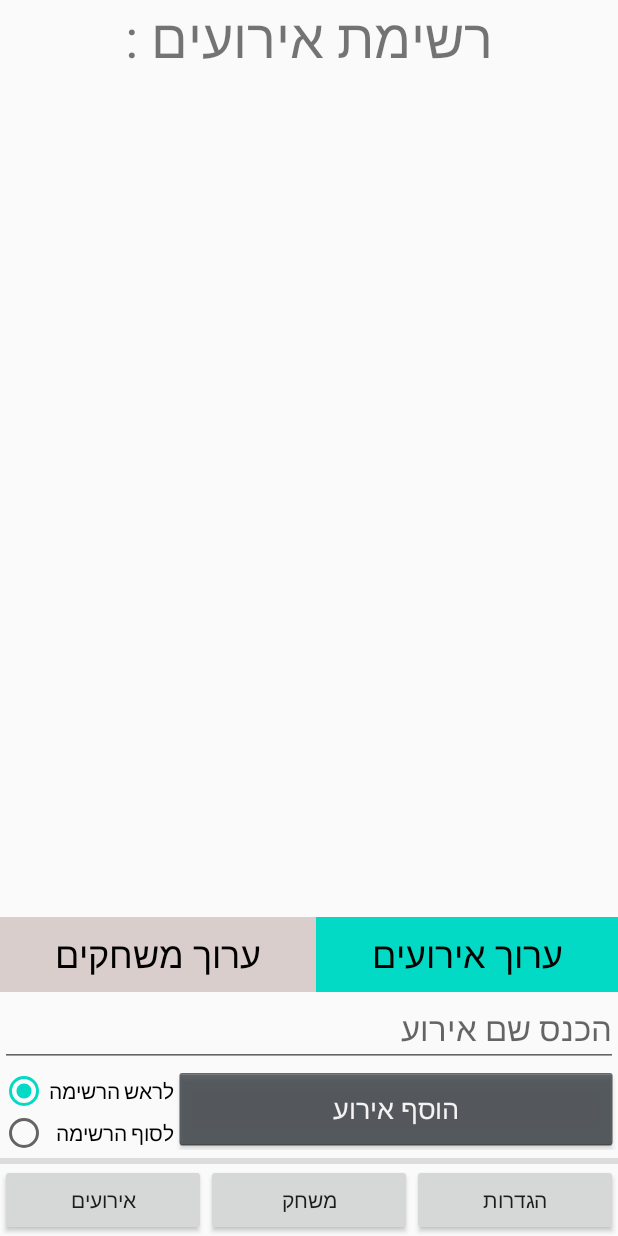
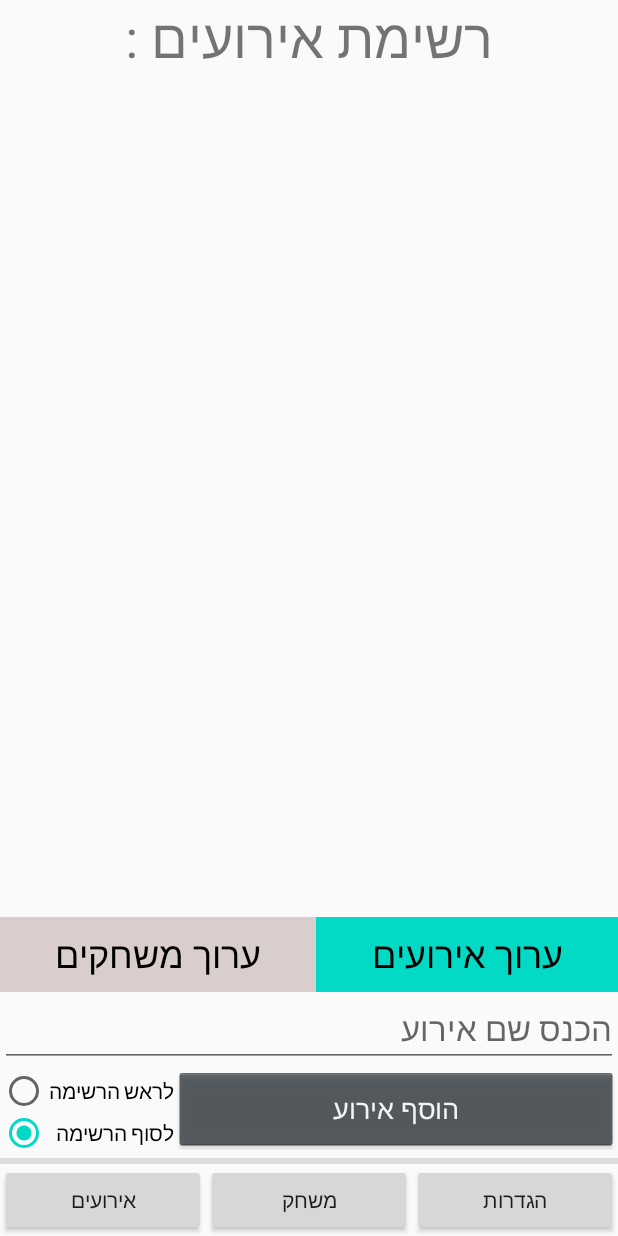
Before and after one commit to ran1400/soccerAnalysis, an Android app: the fragment SettingFragment placed in its activity, on a phone screen of 412 x 824 dp. Run offline under Robolectric (Android 15) with nearby library versions, the phone set to English and light mode, and no system bars.

Commit message:
initial commit

```diff
--- a/app/src/main/java/ran/tmpTest/GameFragment.java
+++ b/app/src/main/java/ran/tmpTest/GameFragment.java
@@ -49,7 +49,7 @@ public class GameFragment extends Fragment
     {
         view = inflater.inflate(R.layout.fragment_game, container, false);
         AppData.gameFragment = this;
-        chooseGame = view.findViewById(R.id.dropDownList);
+        chooseGame = view.findViewById(R.id.choseGameDropDownList);
         scrollViewLayout = view.findViewById(R.id.scrollViewLayout);
         createDropDownList();
         setScrollSize();
--- a/app/src/main/java/ran/tmpTest/SettingFragment.java
+++ b/app/src/main/java/ran/tmpTest/SettingFragment.java
@@ -8,6 +8,7 @@ import android.view.LayoutInflater;
 import android.view.View;
 import android.view.ViewGroup;
 import android.widget.Button;
+import android.widget.EditText;
 import android.widget.RadioGroup;
 import android.widget.TextView;
 import android.widget.Toast;
@@ -18,7 +19,7 @@ import androidx.recyclerview.widget.ItemTouchHelper;
 import androidx.recyclerview.widget.RecyclerView;
 
 import ran.tmpTest.sharedData.AppData;
-import ran.tmpTest.utils.DragAndDropList;
+import ran.tmpTest.utils.lists.DragAndDropList;
 import ran.tmpTest.utils.Game;
 
 import java.util.Collections;
@@ -28,21 +29,22 @@ import java.util.List;
 public class SettingFragment extends Fragment
 {
     static View view;
-    RadioGroup selectList,whereToadd;
+    RadioGroup selectListRadioGroup, addToTopOrBottomRadioGroup;
     Button addBtn,deleteBtn,editBtn;
     RecyclerView eventsListView,gamesListView;
     DragAndDropList eventsList,gamesList,crntList;
+    TextView headerTextView;
 
-    TextView header, eventOrGameEditText;
+    EditText eventOrGameEditText;
 
     @Override
     public View onCreateView(LayoutInflater inflater, ViewGroup container,Bundle savedInstanceState)
     {
         view = inflater.inflate(R.layout.fragment_setting, container, false);
         AppData.settingFragment = this;
-        selectList = view.findViewById(R.id.selectList);
-        whereToadd = view.findViewById(R.id.whereToAdd);
-        header = view.findViewById(R.id.topHeader);
+        selectListRadioGroup = view.findViewById(R.id.selectList);
+        addToTopOrBottomRadioGroup = view.findViewById(R.id.whereToAdd);
+        headerTextView = view.findViewById(R.id.topHeader);
         eventOrGameEditText = view.findViewById(R.id.eventOrGameEditText);
         deleteBtn = view.findViewById(R.id.delete);
         deleteBtn.setOnClickListener((View) -> deleteBtn());
@@ -56,7 +58,7 @@ public class SettingFragment extends Fragment
         gamesList = createDragAndDropList(AppData.gamesStringList,gamesListView);
         AppData.listToShow = AppData.events;
         crntList = eventsList;
-        selectList.setOnCheckedChangeListener((radioGroup,checkedId) -> onListChange(checkedId));
+        selectListRadioGroup.setOnCheckedChangeListener((radioGroup, checkedId) -> onListChange(checkedId));
         return view;
     }
 
@@ -97,7 +99,7 @@ public class SettingFragment extends Fragment
                 eventsList.notifyItemChanged(itemChoosePosition);
                 gamesListView.setVisibility(View.VISIBLE);
                 eventsListView.setVisibility(View.INVISIBLE);
-                header.setText("רשימת משחקים :");
+                headerTextView.setText("רשימת משחקים :");
                 eventOrGameEditText.setHint("הכנס שם משחק");
                 addBtn.setText("הוסף משחק");
                 editBtn.setText("שנה שם משחק");
@@ -109,7 +111,7 @@ public class SettingFragment extends Fragment
                 gamesList.notifyItemChanged(itemChoosePosition);
                 gamesListView.setVisibility(View.INVISIBLE);
                 eventsListView.setVisibility(View.VISIBLE);
-                header.setText("רשימת אירועים :");
+                headerTextView.setText("רשימת אירועים :");
                 eventOrGameEditText.setHint("הכנס שם אירוע");
                 addBtn.setText("הוסף אירוע");
                 editBtn.setText("שנה אירוע");
@@ -123,7 +125,7 @@ public class SettingFragment extends Fragment
         deleteBtn.setVisibility(View.VISIBLE);
         editBtn.setVisibility(View.VISIBLE);
         addBtn.setVisibility(View.INVISIBLE);
-        whereToadd.setVisibility(View.INVISIBLE);
+        addToTopOrBottomRadioGroup.setVisibility(View.INVISIBLE);
     }
 
     public void changeToNoneChooseListItemMode()
@@ -132,7 +134,7 @@ public class SettingFragment extends Fragment
         deleteBtn.setVisibility(View.INVISIBLE);
         editBtn.setVisibility(View.INVISIBLE);
         addBtn.setVisibility(View.VISIBLE);
-        whereToadd.setVisibility(View.VISIBLE);
+        addToTopOrBottomRadioGroup.setVisibility(View.VISIBLE);
     }
     public DragAndDropList createDragAndDropList(List<String> list,RecyclerView recyclerView)
     {
@@ -241,7 +243,7 @@ public class SettingFragment extends Fragment
             Toast.makeText(getActivity(), eventOrGameEditText.getHint(), Toast.LENGTH_SHORT).show();
             return;
         }
-        if ( whereToadd.getCheckedRadioButtonId() == R.id.addToUp )
+        if ( addToTopOrBottomRadioGroup.getCheckedRadioButtonId() == R.id.addToUp )
         {
             if (AppData.listToShow == AppData.gamesStringList)
             {
--- a/app/src/main/java/ran/tmpTest/utils/DragAndDropList.java
+++ b/app/src/main/java/ran/tmpTest/utils/lists/DragAndDropList.java
@@ -1,4 +1,4 @@
-package ran.tmpTest.utils;
+package ran.tmpTest.utils.lists;
 import android.graphics.Color;
 import android.view.LayoutInflater;
 import android.view.View;
@@ -9,7 +9,6 @@ import androidx.annotation.NonNull;
 import androidx.recyclerview.widget.RecyclerView;
 
 import ran.tmpTest.R;
-import ran.tmpTest.SettingFragment;
 import ran.tmpTest.sharedData.AppData;
 
 import java.util.List;
@@ -17,11 +16,11 @@ import java.util.List;
 public class DragAndDropList extends RecyclerView.Adapter<DragAndDropList.ViewHolder>
 {
 
-    List<String> list;
+    List<String> listData;
 
-    public DragAndDropList(List<String> list)
+    public DragAndDropList(List<String> listData)
     {
-        this.list = list;
+        this.listData = listData;
     }
 
     @NonNull
@@ -29,7 +28,7 @@ public class DragAndDropList extends RecyclerView.Adapter<DragAndDropList.ViewHo
     public ViewHolder onCreateViewHolder(@NonNull ViewGroup parent, int viewType)
     {
         LayoutInflater layoutInflater = LayoutInflater.from(parent.getContext());
-        View view = layoutInflater.inflate(R.layout.drag_and_drop_item, parent, false);
+        View view = layoutInflater.inflate(R.layout.drag_and_drop_list_item, parent, false);
         ViewHolder viewHolder = new ViewHolder(view);
         return viewHolder;
     }
@@ -37,7 +36,7 @@ public class DragAndDropList extends RecyclerView.Adapter<DragAndDropList.ViewHo
     @Override
     public void onBindViewHolder(@NonNull ViewHolder holder, int position)
     {
-        holder.textView.setText(list.get(position));
+        holder.textView.setText(listData.get(position));
         if (AppData.listChoosePosition == position)
             holder.textView.setTextColor(Color.RED);
         else
@@ -47,7 +46,7 @@ public class DragAndDropList extends RecyclerView.Adapter<DragAndDropList.ViewHo
     @Override
     public int getItemCount()
     {
-        return list.size();
+        return listData.size();
     }
 
     class ViewHolder extends RecyclerView.ViewHolder implements View.OnClickListener
--- a/app/src/main/res/layout/fragment_setting.xml
+++ b/app/src/main/res/layout/fragment_setting.xml
@@ -34,7 +34,6 @@
     <androidx.recyclerview.widget.RecyclerView
         android:id="@+id/dragAndDropListGames"
         android:layout_width="0dp"
-
         android:layout_height="0dp"
         android:visibility="invisible"
         app:layoutManager="androidx.recyclerview.widget.LinearLayoutManager"
@@ -102,13 +101,13 @@
             android:id="@+id/addToUp"
             android:layout_width="match_parent"
             android:layout_height="wrap_content"
-            android:checked="true"
             android:text="לראש הרשימה" />
 
         <RadioButton
             android:id="@+id/addToDown"
             android:layout_width="match_parent"
             android:layout_height="wrap_content"
+            android:checked="true"
             android:text="לסוף הרשימה" />
     </RadioGroup>
 
@@ -116,7 +115,7 @@
         android:id="@+id/selectList"
         android:layout_width="0dp"
         android:layout_height="50dp"
-        android:background="@drawable/outline"
+        android:background="@drawable/radio_group_outline"
         android:orientation="horizontal"
         app:layout_constraintLeft_toLeftOf="parent"
         app:layout_constraintRight_toRightOf="parent"
@@ -129,7 +128,7 @@
             android:layout_width="wrap_content"
             android:layout_height="50dp"
             android:layout_weight="1"
-            android:background="@drawable/switch_"
+            android:background="@drawable/no_chosen_radio_button"
             android:button="@null"
 
             android:gravity="center"
@@ -141,7 +140,7 @@
             android:layout_width="wrap_content"
             android:layout_height="50dp"
             android:layout_weight="1"
-            android:background="@drawable/switch_"
+            android:background="@drawable/no_chosen_radio_button"
             android:button="@null"
             android:checked="true"
             android:gravity="center"
```
Also changed, not shown: app/src/main/java/ran/tmpTest/EventsFragment.java (+113 -47 lines), app/src/main/java/ran/tmpTest/utils/lists/SwipeToDeleteList.java (added, +55 -0 lines), app/src/main/res/drawable/button.xml (deleted, +0 -15 lines), app/src/main/res/layout/alert_dialog_add_event.xml (+5 -5 lines), app/src/main/res/layout/fragment_events.xml (+11 -18 lines), app/src/main/res/layout/fragment_game.xml (+11 -11 lines), app/src/main/res/layout/swip_to_delete_list_item.xml (added, +34 -0 lines), app/src/main/res/drawable/chosen_radio_button.xml (renamed from app/src/main/res/drawable/switch_no_choice.xml), app/src/main/res/drawable/no_chosen_radio_button.xml (renamed from app/src/main/res/drawable/switch_.xml), app/src/main/res/drawable/radio_group_outline.xml (renamed from app/src/main/res/drawable/outline.xml), app/src/main/res/layout/drag_and_drop_list_item.xml (renamed from app/src/main/res/layout/drag_and_drop_item.xml).
